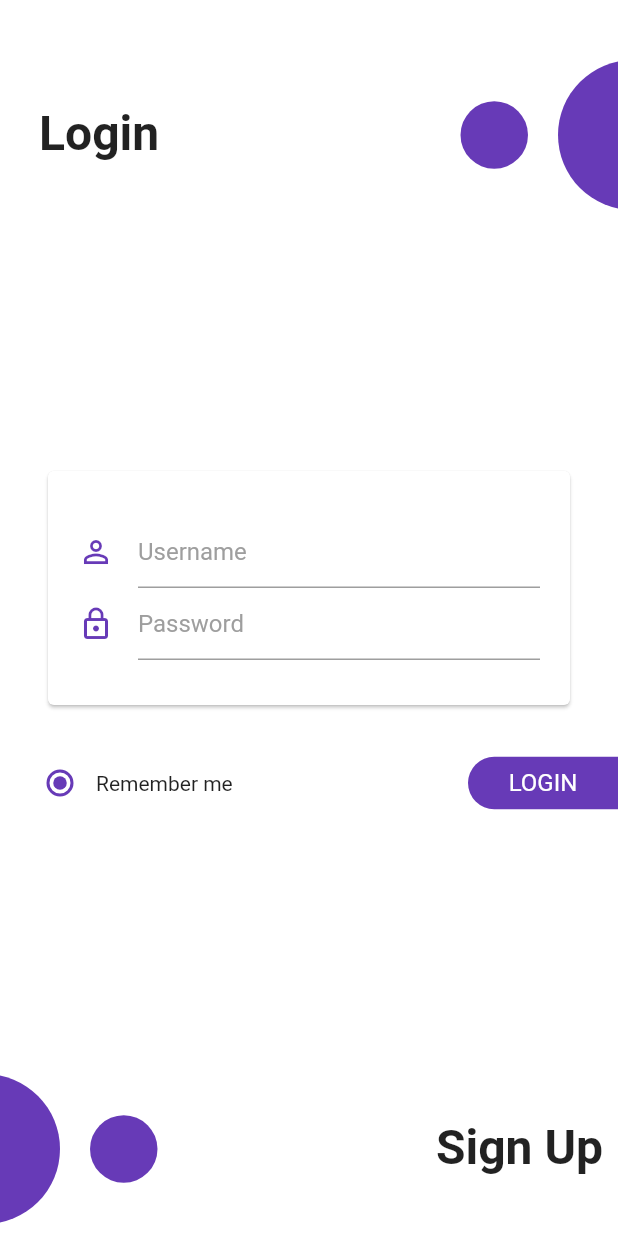
After one commit to sachinmaharjan182/flutter_ui_challenge, a Flutter app: the LoginScreen screen opened by its route, on a phone screen of 412 x 824 dp. The commit adds this screen. Run offline on Flutter 3.47's test engine with Material 2 defaults, Android fonts, the phone set to English and light mode, and no system bars.

Commit message:
Login Screen added

```diff
--- a/lib/configs/drawer_menu_list.dart
+++ b/lib/configs/drawer_menu_list.dart
@@ -4,5 +4,6 @@ import 'package:flutter/material.dart';
 import 'package:flutter_ui_challenge/model/drawer_menu.dart';
 
 final List<DrawerMenu> drawerMenus=[
-  DrawerMenu("Profile UI",Icons.person,'/profile')
+  DrawerMenu("Profile UI",Icons.person,'/profile'),
+  DrawerMenu("Login UI",Icons.input,'/login')
 ];
--- a/lib/configs/routes.dart
+++ b/lib/configs/routes.dart
@@ -1,8 +1,10 @@
 
 import 'package:flutter_ui_challenge/screens/home_screen.dart';
+import 'package:flutter_ui_challenge/screens/login_screen.dart';
 import 'package:flutter_ui_challenge/screens/profile_screen.dart';
 
 var myRoutes={
-  '/profile':(context)=>ProfileScreen()
+  '/profile':(context)=>ProfileScreen(),
+  '/login':(context)=>LoginScreen()
 
 };
--- a/lib/main.dart
+++ b/lib/main.dart
@@ -16,7 +16,7 @@ class MyApp extends StatelessWidget {
         primarySwatch: Colors.blue,
       ),
       debugShowCheckedModeBanner: false,
-      home: ProfileScreen(),
+      home: HomeScreen(),
       routes: myRoutes,
     );
   }
--- /dev/null
+++ b/lib/screens/login_screen.dart
@@ -0,0 +1,207 @@
+import 'package:flutter/material.dart';
+
+class LoginScreen extends StatelessWidget {
+  @override
+  Widget build(BuildContext context) {
+    final topstackHeight=100.0;
+
+    final titleBlock = Stack(
+      children: <Widget>[
+        Container(
+          height: topstackHeight,
+        ),
+        Positioned(
+          //negative -60 so that half of the circle is removed from screen
+          right: -60.0,
+          top: 0.0,
+          child: Container(
+            width: topstackHeight,
+            height: topstackHeight,
+            decoration:
+                BoxDecoration(color: Colors.deepPurple, shape: BoxShape.circle),
+          ),
+        ),
+        Positioned(
+          top: 0.0,
+          bottom: 0.0,
+          //to give margin betn circle half of the circle and + 10 from right
+          right: (topstackHeight/2)+10,
+          child: Container(
+            width: 45.0,
+            height: 45.0,
+            decoration:
+                BoxDecoration(color: Colors.deepPurple, shape: BoxShape.circle),
+          ),
+        ),
+        Positioned(
+          top: 30.0,
+          left: 10.0,
+          bottom: 0.0,
+          child: Text("Login",
+          style: TextStyle(
+            fontSize: 32.0,
+            fontWeight: FontWeight.w700
+          ),),
+        )
+      ],
+    );
+
+    final bottomBlock=Stack(
+      children: <Widget>[
+        Container(
+          height: topstackHeight,
+        ),
+        Positioned(
+          left: -60.0,
+          top: 0.0,
+          child: Container(
+            width: topstackHeight,
+            height: topstackHeight,
+            decoration:
+            BoxDecoration(color: Colors.deepPurple, shape: BoxShape.circle),
+          ),
+        ),
+        Positioned(
+          top: 0.0,
+          bottom: 0.0,
+          left: (topstackHeight/2)+10,
+          child: Container(
+            width: 45.0,
+            height: 45.0,
+            decoration:
+            BoxDecoration(color: Colors.deepPurple, shape: BoxShape.circle),
+          ),
+        ),
+        Positioned(
+          top: 30.0,
+          right: 10.0,
+          bottom: 0.0,
+          child: Text("Sign Up",
+            style: TextStyle(
+                fontSize: 32.0,
+                fontWeight: FontWeight.w700
+            ),),
+        )
+
+
+      ],
+    );
+
+    final theme=Theme.of(context);
+
+    final loginBlock=Container(
+      child: Column(
+        children: <Widget>[
+          Container(
+            padding: EdgeInsets.only(left: 28.0,right: 28.0),
+            child: Card(
+              child: Padding(
+                padding: const EdgeInsets.only(top: 30.0,bottom: 30.0,
+                left: 20.0,right: 20.0),
+                child: Column(
+                  mainAxisSize: MainAxisSize.min,
+                  children: <Widget>[
+                    Theme(
+                      data: theme.copyWith(primaryColor: Colors.deepPurple),
+                      child: TextFormField(
+                        decoration: InputDecoration(
+                          hintText: "Username",
+                          hintStyle: TextStyle(
+                            color: Colors.grey
+                          ),
+                          border: UnderlineInputBorder(
+                            borderSide: BorderSide(
+                              color: Colors.deepPurple,
+                              width: 1.0,
+                              style: BorderStyle.solid
+                            )
+                          ),
+                          icon: Icon(Icons.person_outline,
+                          color: Colors.deepPurple,)
+                        ),
+                      ),
+                    ),
+                    TextFormField(
+                      decoration: InputDecoration(
+                          hintText: "Password",
+                          hintStyle: TextStyle(
+                              color: Colors.grey
+                          ) ,
+                          icon: Icon(Icons.lock_outline,
+                          color: Colors.deepPurple,)
+                      ),
+
+                    )
+                  ],
+                ),
+              ),
+            ),
+          ),
+          Padding(
+            padding: const EdgeInsets.only(top:24.0),
+            child: Row(
+              mainAxisAlignment: MainAxisAlignment.spaceBetween,
+              mainAxisSize: MainAxisSize.max,
+              children: <Widget>[
+                Padding(
+                  padding: const EdgeInsets.only(left:16.0),
+                  child: Row(
+                    mainAxisSize: MainAxisSize.min,
+                    children: <Widget>[
+                      Radio(value: 1, groupValue: 1,
+                      activeColor: Colors.deepPurple,
+                        onChanged: (int value) {},),
+                      Text("Remember me")
+                    ],
+                  ),
+                ),
+                Container(
+                  width: 100.0,
+                  padding: EdgeInsets.only(left: 20.0,right: 20.0,top: 8.0,bottom: 8.0),
+                  decoration: BoxDecoration(
+                    color: Colors.deepPurple,
+                    borderRadius: BorderRadius.only(
+                      topLeft: Radius.circular(20.0),
+                      bottomLeft: Radius.circular(20.0)
+                    )
+                  ),
+                  child: Center(
+                    child: Text("LOGIN",
+                    style: TextStyle(
+                      color: Colors.white,
+                      fontSize: 16.0
+                    ),),
+                  ),
+                )
+              ],
+            ),
+          )
+        ],
+      ),
+    );
+
+    // TODO: implement build
+    return Scaffold(
+      resizeToAvoidBottomPadding: false,
+      body: Container(
+        padding: EdgeInsets.only(top: 40.0),
+        color: Colors.white,
+        child: Column(
+          mainAxisAlignment: MainAxisAlignment.spaceBetween,
+          mainAxisSize: MainAxisSize.max,
+          children: <Widget>[
+            Padding(
+              padding: const EdgeInsets.only(left: 16.0),
+              child: titleBlock,
+            ),
+            Center(child: loginBlock),
+            Padding(
+              padding: const EdgeInsets.only(bottom:8.0),
+              child: bottomBlock,
+            )
+          ],
+        ),
+      ),
+    );
+  }
+}
```
